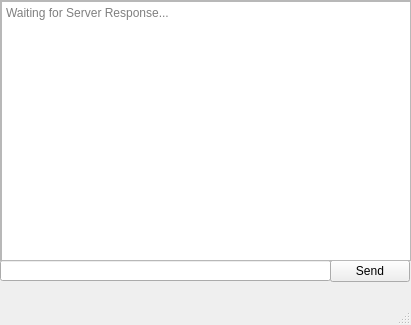
Qt form CS457-Networks-Project1/CppSocketWraper/Project1-IRC/chatClient/chatclient.ui (Jordan-Peterson/Portfolio-2018) before a commit.
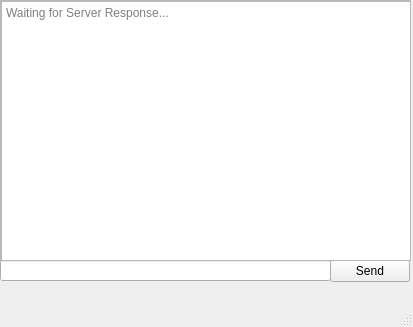
The same form after that commit.

The edit to the form file:
```diff
--- a/CS457-Networks-Project1/CppSocketWraper/Project1-IRC/chatClient/chatclient.ui
+++ b/CS457-Networks-Project1/CppSocketWraper/Project1-IRC/chatClient/chatclient.ui
@@ -6,8 +6,8 @@
    <rect>
     <x>0</x>
     <y>0</y>
-    <width>411</width>
-    <height>325</height>
+    <width>413</width>
+    <height>327</height>
    </rect>
   </property>
   <property name="windowTitle">
```
Left out of the diff: 2 changed lines with no effect on the pictures.
